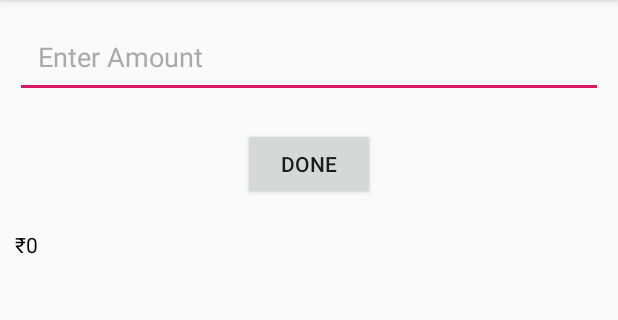
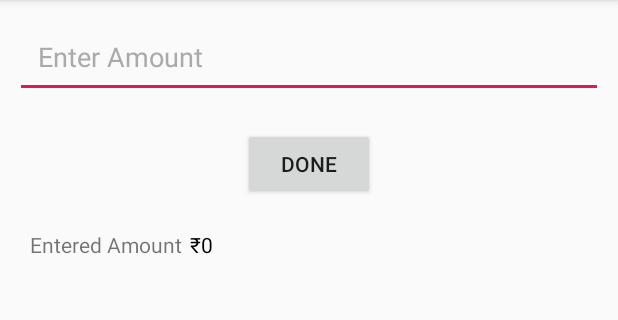
Before and after one commit to rkmobile2519/currencyView, an Android app: the screen it shows after launch (MainActivity), after a tap on "DONE", on a phone screen of 412 x 824 dp, the part 84-404 px from its top. Run offline under Robolectric (Android 15) with nearby library versions, the phone set to English and light mode, and no system bars.

Commit message:
bug fixing

```diff
--- a/app/src/main/java/com/rk/currencyview/MainActivity.java
+++ b/app/src/main/java/com/rk/currencyview/MainActivity.java
@@ -26,12 +26,12 @@ public class MainActivity extends AppCompatActivity {
 //        currency_edt.setMaxLimit(999);
 
         final CurrencyTextView currency_tv = findViewById(R.id.currency_tv);
-        currency_tv.setCurrecy(currency);
+        currency_tv.setCurrency(currency);
 
         findViewById(R.id.btnDone).setOnClickListener(new View.OnClickListener() {
             @Override
             public void onClick(View view) {
-                currency_tv.setText("" + currency_edt.getRateWithOutCurrency());
+                currency_tv.setText(currency_edt.getRateWithOutCurrency());
             }
         });
     }
--- a/app/src/main/res/layout/activity_main.xml
+++ b/app/src/main/res/layout/activity_main.xml
@@ -21,17 +21,30 @@
         android:id="@+id/btnDone"
         android:layout_width="wrap_content"
         android:layout_height="wrap_content"
+        android:layout_gravity="center_horizontal"
         android:layout_marginTop="10dp"
-        android:layout_gravity="center_horizontal"
         android:text="Done" />
 
-    <com.rk.libcurrencyview.CurrencyTextView
-        android:id="@+id/currency_tv"
-        android:layout_width="match_parent"
+    <LinearLayout
+        android:layout_width="wrap_content"
         android:layout_height="wrap_content"
-        android:layout_marginTop="10dp"
-        android:padding="10dp"
-        android:textColor="@android:color/black"
-        tools:text="@string/app_name" />
+        android:layout_margin="10dp"
+        android:orientation="horizontal"
+        android:padding="10dp">
+
+        <TextView
+            android:layout_width="wrap_content"
+            android:layout_height="wrap_content"
+            android:layout_marginEnd="5dp"
+            android:layout_marginRight="5dp"
+            android:text="Entered Amount" />
+
+        <com.rk.libcurrencyview.CurrencyTextView
+            android:id="@+id/currency_tv"
+            android:layout_width="match_parent"
+            android:layout_height="wrap_content"
+            android:textColor="@android:color/black"
+            tools:text="@string/app_name" />
+    </LinearLayout>
 
 </LinearLayout>
--- a/libcurrencyview/src/main/java/com/rk/libcurrencyview/CurrencyEditText.java
+++ b/libcurrencyview/src/main/java/com/rk/libcurrencyview/CurrencyEditText.java
@@ -79,15 +79,15 @@ public class CurrencyEditText extends AppCompatEditText {
         });
     }
 
-    public double getRateWithOutCurrency() {
+    public String getRateWithOutCurrency() {
         if (isNullOrEmpty(getText().toString().trim())) {
-            return 0;
+            return "0";
         } else {
             String amount = getText().toString().trim().replace(strCurrency, "");
             if (amount.equals(".")) {
-                return 0;
+                return "0";
             } else {
-                return Double.parseDouble(amount);
+                return amount;
             }
         }
     }
--- a/libcurrencyview/src/main/java/com/rk/libcurrencyview/CurrencyTextView.java
+++ b/libcurrencyview/src/main/java/com/rk/libcurrencyview/CurrencyTextView.java
@@ -34,7 +34,7 @@ public class CurrencyTextView extends AppCompatTextView {
             try {
                 // The comma in the format specifier does the trick
                 DecimalFormat formatter = (DecimalFormat) NumberFormat.getInstance(Locale.getDefault());
-                formatter.applyPattern("#,##,##,##,###.##");
+                formatter.applyPattern("#,##,##,##,###.###");
                 formatedString = sCurrency + formatter.format(Double.parseDouble(text.toString()));  // adds rupee symbol and thousand seperater
             } catch (NumberFormatException e) {
                 Log.d(TAG, "Rupee TextView NumberFormatException");
@@ -46,7 +46,7 @@ public class CurrencyTextView extends AppCompatTextView {
         }
     }
 
-    public void setCurrecy(String sCurrency) {
+    public void setCurrency(String sCurrency) {
         this.sCurrency = sCurrency;
     }
 
```
